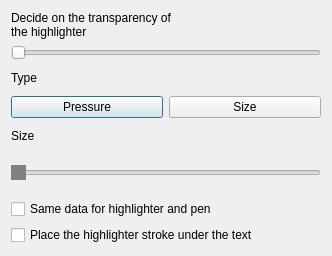
giacomogroppi/writernote-qt, file src/touch/highlighter/highlighter.ui: the form before one commit.
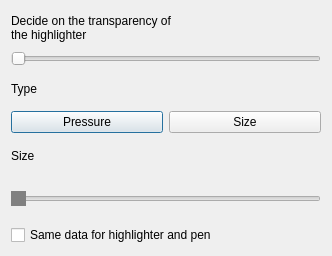
The form after the commit.

The edit to the form file:
```diff
--- a/src/touch/highlighter/highlighter.ui
+++ b/src/touch/highlighter/highlighter.ui
@@ -100,13 +100,6 @@
      </property>
     </widget>
    </item>
-   <item>
-    <widget class="QCheckBox" name="checkbox_up">
-     <property name="text">
-      <string>Place the highlighter stroke under the text</string>
-     </property>
-    </widget>
-   </item>
   </layout>
  </widget>
  <resources/>
```
